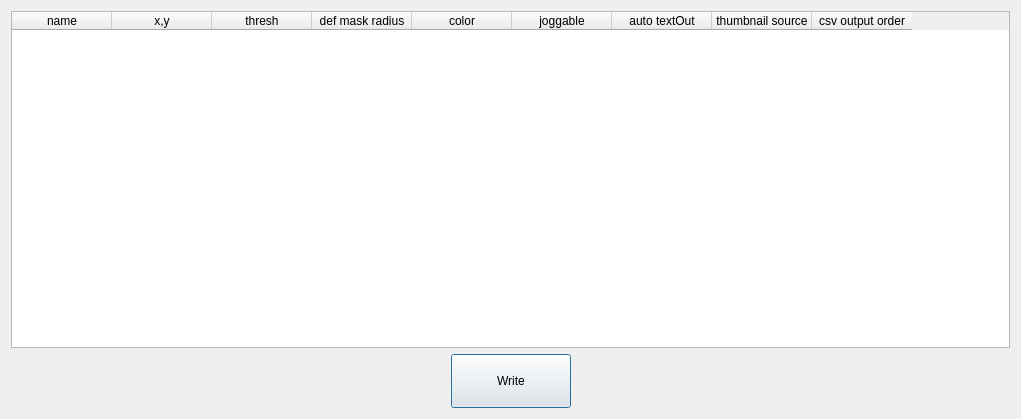
Above: src/pymovie/apertureEditDialog.ui from bob-anderson-ok/pymovie before the change. Below: the same form after it.
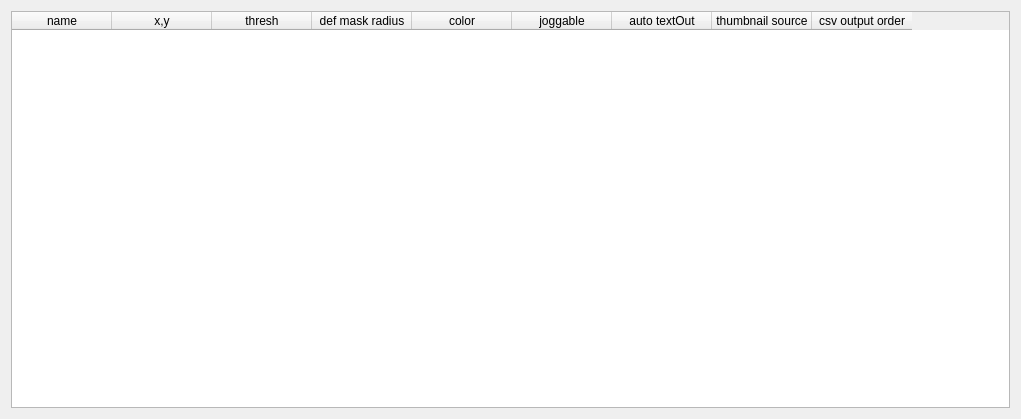
That is the form after the change.

Commit message: v1.8.8 Adds live connection between thumbnails and Aperture Edit List

What changed in the file:
```diff
--- a/src/pymovie/apertureEditDialog.ui
+++ b/src/pymovie/apertureEditDialog.ui
@@ -81,47 +81,7 @@
       </widget>
      </item>
      <item>
-      <layout class="QHBoxLayout" name="horizontalLayout">
-       <item>
-        <spacer name="horizontalSpacer">
-         <property name="orientation">
-          <enum>Qt::Horizontal</enum>
-         </property>
-         <property name="sizeHint" stdset="0">
-          <size>
-           <width>40</width>
-           <height>20</height>
-          </size>
-         </property>
-        </spacer>
-       </item>
-       <item>
-        <widget class="QPushButton" name="writeTableButton">
-         <property name="minimumSize">
-          <size>
-           <width>120</width>
-           <height>54</height>
-          </size>
-         </property>
-         <property name="text">
-          <string>Write</string>
-         </property>
-        </widget>
-       </item>
-       <item>
-        <spacer name="horizontalSpacer_2">
-         <property name="orientation">
-          <enum>Qt::Horizontal</enum>
-         </property>
-         <property name="sizeHint" stdset="0">
-          <size>
-           <width>40</width>
-           <height>20</height>
-          </size>
-         </property>
-        </spacer>
-       </item>
-      </layout>
+      <layout class="QHBoxLayout" name="horizontalLayout"/>
      </item>
     </layout>
    </item>
```
The commit also changes 7 other files.
